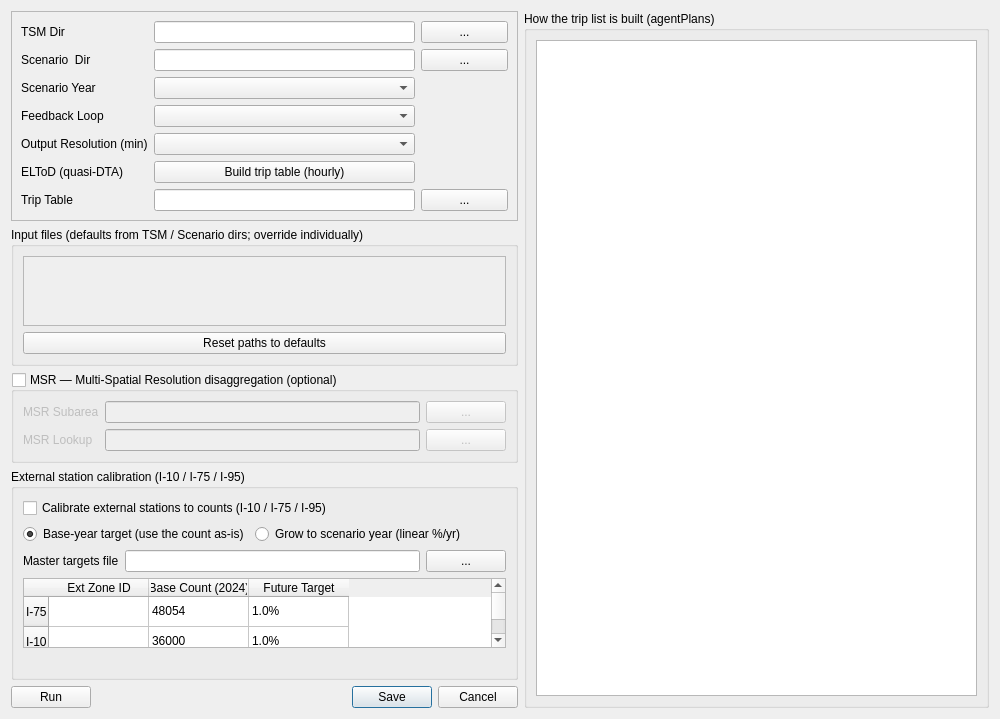
This is ui/trip_list2table.ui in TSMv6/tsm_panel as Qt 5 draws it before an edit. The edited form follows.
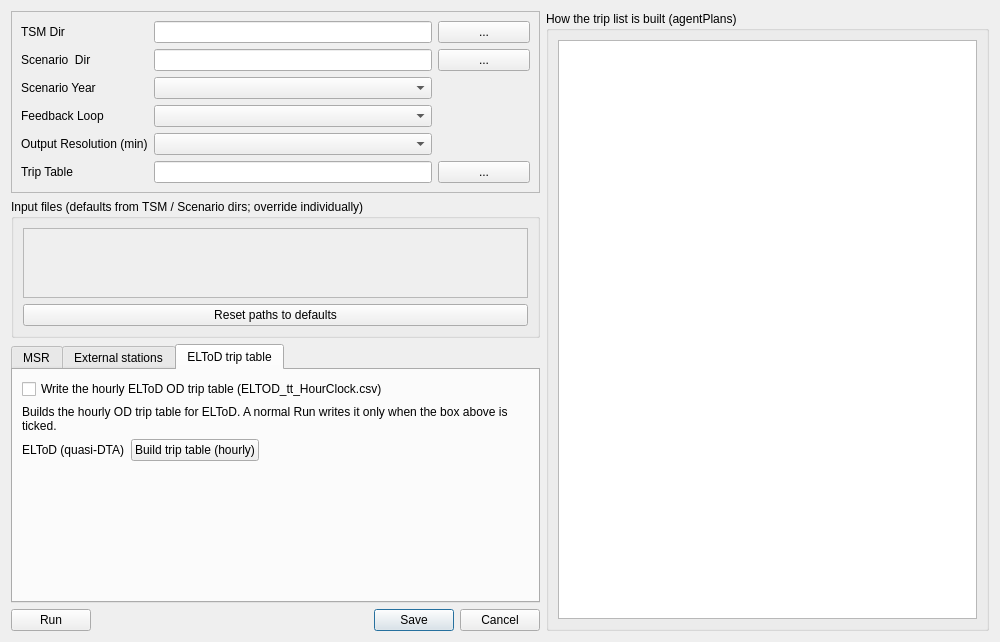
This is the edited form. The open tabs and pages were chosen to show the change.

Commit message: agentPlans dialog: MSR / External stations / ELToD as tabs; ELToD is opt-in

```diff
--- a/ui/trip_list2table.ui
+++ b/ui/trip_list2table.ui
@@ -94,33 +94,16 @@
          </widget>
         </item>
         <item row="5" column="0">
-         <widget class="QLabel" name="label_eltod">
-          <property name="text">
-           <string>ELToD (quasi-DTA)</string>
-          </property>
-         </widget>
-        </item>
-        <item row="5" column="1" colspan="3">
-         <widget class="QPushButton" name="pushButton_ELToDTable">
-          <property name="toolTip">
-           <string>Build the ELToD trip TABLE (hourly) for the ELToD (quasi-DTA) assignment, using this same agentPlans tool. The trip list resolution above does not apply -- the ELToD table is hourly.</string>
-          </property>
-          <property name="text">
-           <string>Build trip table (hourly)</string>
-          </property>
-         </widget>
-        </item>
-        <item row="6" column="0">
          <widget class="QLabel" name="label_5">
           <property name="text">
            <string>Trip Table</string>
           </property>
          </widget>
         </item>
-        <item row="6" column="1" colspan="3">
-         <widget class="QLineEdit" name="lineEdit_triptable"/>
+        <item row="5" column="1" colspan="3">
+         <widget class="QLineEdit" name="lineEdit_triptable" />
         </item>
-        <item row="6" column="4">
+        <item row="5" column="4">
          <widget class="QPushButton" name="browse_TripTable">
           <property name="text">
            <string>...</string>
@@ -160,6 +143,16 @@
       </widget>
      </item>
      <item>
+      <widget class="QTabWidget" name="tabWidget_Options">
+       <property name="currentIndex">
+        <number>0</number>
+       </property>
+       <widget class="QWidget" name="page_MSR">
+        <attribute name="title">
+         <string>MSR</string>
+        </attribute>
+        <layout class="QVBoxLayout" name="msrPageLayout">
+         <item>
       <widget class="QGroupBox" name="groupBox_MSR">
        <property name="title">
         <string>MSR — Multi-Spatial Resolution disaggregation (optional)</string>
@@ -208,6 +201,13 @@
        </layout>
       </widget>
      </item>
+        </layout>
+       </widget>
+       <widget class="QWidget" name="page_ExtCal">
+        <attribute name="title">
+         <string>External stations</string>
+        </attribute>
+        <layout class="QVBoxLayout" name="extPageLayout">
      <item>
       <widget class="QGroupBox" name="groupBox_ExtCal">
        <property name="title">
@@ -373,6 +373,87 @@
          </widget>
         </item>
        </layout>
+          </widget>
+         </item>
+        </layout>
+       </widget>
+       <widget class="QWidget" name="page_ELToD">
+        <attribute name="title">
+         <string>ELToD trip table</string>
+        </attribute>
+        <layout class="QVBoxLayout" name="eltodPageLayout">
+         <item>
+          <widget class="QCheckBox" name="checkBox_ELToD">
+           <property name="text">
+            <string>Write the hourly ELToD OD trip table (ELTOD_tt_HourClock.csv)</string>
+           </property>
+           <property name="toolTip">
+            <string>Off by default: the trip list is what the assignment engines read, and the hourly OD table is an extra output only ELToD (quasi-DTA) needs. Turning it on sets write_hourly_table=true in the agentPlans control file. The Build button below writes it for one run whatever this box says.</string>
+           </property>
+           <property name="checked">
+            <bool>false</bool>
+           </property>
+          </widget>
+         </item>
+         <item>
+          <widget class="QLabel" name="label_ELToDNote">
+           <property name="text">
+            <string>Builds the hourly OD trip table for ELToD. A normal Run writes it only when the box above is ticked.</string>
+           </property>
+           <property name="wordWrap">
+            <bool>true</bool>
+           </property>
+          </widget>
+         </item>
+         <item>
+          <layout class="QHBoxLayout" name="eltodBtnRow">
+           <item>
+            <widget class="QLabel" name="label_eltod">
+             <property name="text">
+              <string>ELToD (quasi-DTA)</string>
+             </property>
+            </widget>
+           </item>
+           <item>
+            <widget class="QPushButton" name="pushButton_ELToDTable">
+             <property name="toolTip">
+              <string>Build the ELToD trip TABLE (hourly) for the ELToD (quasi-DTA) assignment, using this same agentPlans tool. The trip list resolution above does not apply -- the ELToD table is hourly.</string>
+             </property>
+             <property name="text">
+              <string>Build trip table (hourly)</string>
+             </property>
+            </widget>
+           </item>
+           <item>
+            <spacer name="eltodBtnSpacer">
+             <property name="orientation">
+              <enum>Qt::Horizontal</enum>
+             </property>
+             <property name="sizeHint" stdset="0">
+              <size>
+               <width>40</width>
+               <height>20</height>
+              </size>
+             </property>
+            </spacer>
+           </item>
+          </layout>
+         </item>
+         <item>
+          <spacer name="eltodPageSpacer">
+           <property name="orientation">
+            <enum>Qt::Vertical</enum>
+           </property>
+           <property name="sizeHint" stdset="0">
+            <size>
+             <width>20</width>
+             <height>10</height>
+            </size>
+           </property>
+          </spacer>
+         </item>
+        </layout>
+       </widget>
       </widget>
      </item>
      <item>
```
Left out of the diff: 22 changed lines with no effect on the pictures. Lines whose indentation alone changed are shown as unchanged. The commit also changes 2 other files.
